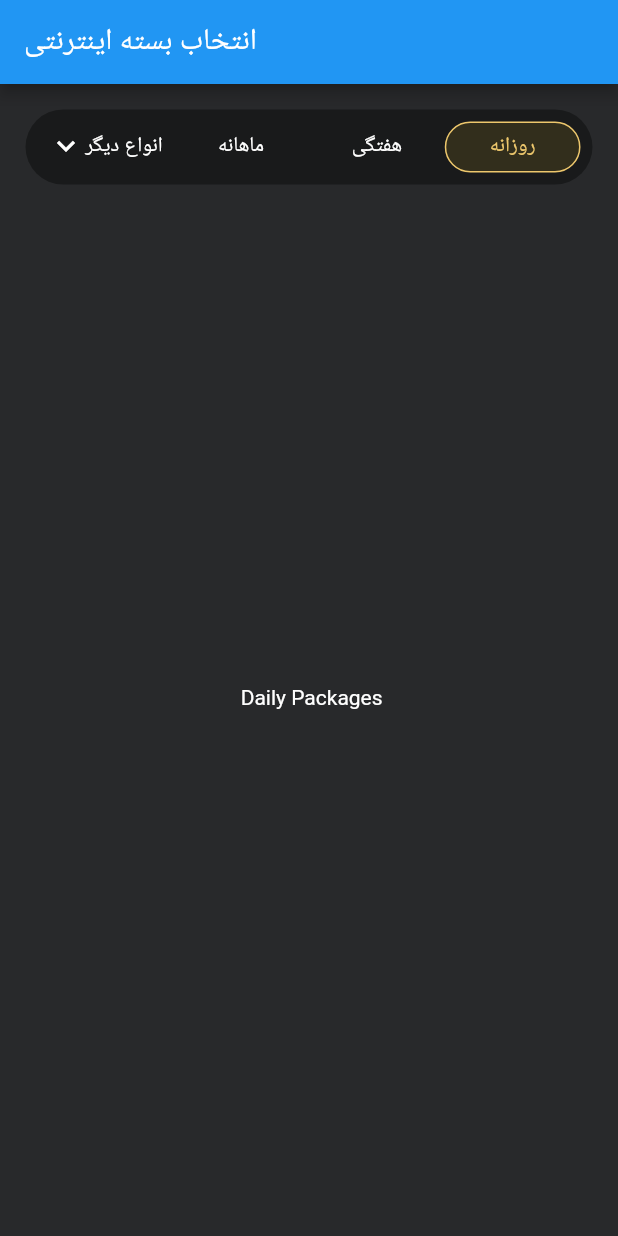
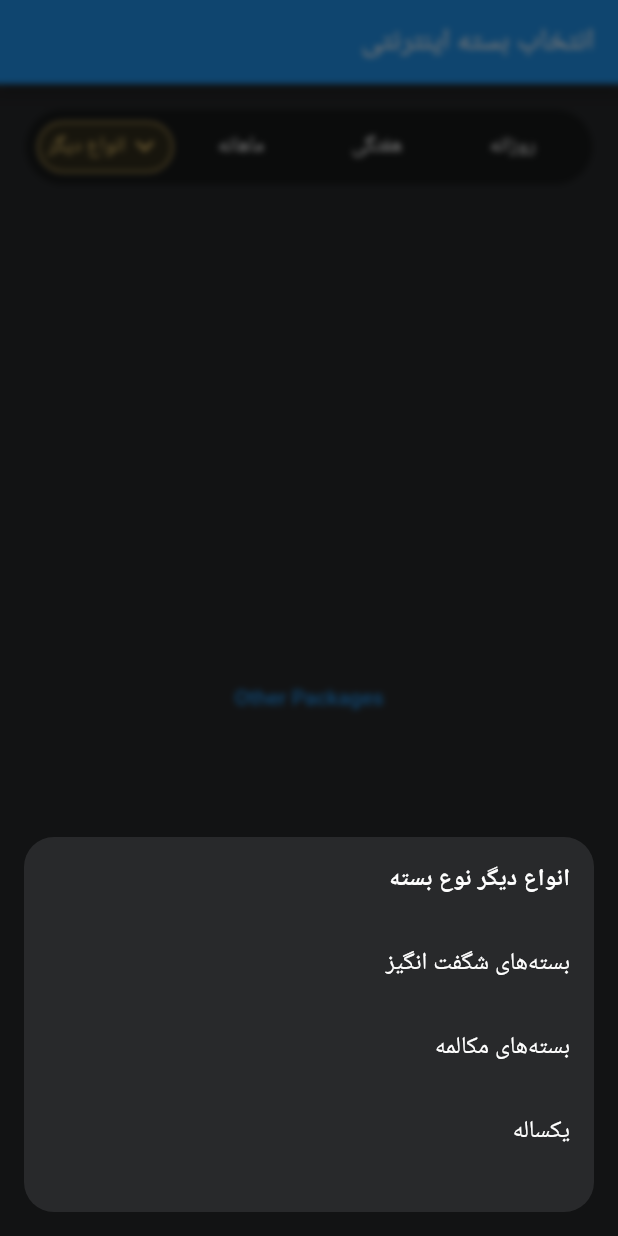
Before and after one commit to maryambehzi/flutterWidgets, a Flutter app: the screen it shows after launch, tab 4 chosen, on a phone screen of 412 x 824 dp. Run offline on Flutter 3.47's test engine with Material 2 defaults, Android fonts, the phone set to English and light mode, and no system bars.

Commit message:
adding bottom sheet dialog

```diff
--- /dev/null
+++ b/lib/OtherPackagesDialog.dart
@@ -0,0 +1,76 @@
+import 'package:flutter/material.dart';
+import 'dart:ui';
+
+class OtherPackagesDialog extends StatefulWidget {
+  const OtherPackagesDialog({Key? key}) : super(key: key);
+
+  @override
+  State<OtherPackagesDialog> createState() => _OtherPackagesDialogState();
+}
+
+class _OtherPackagesDialogState extends State<OtherPackagesDialog> {
+
+  @override
+  void initState() {
+    super.initState();
+    WidgetsBinding.instance.addPostFrameCallback((_) {
+      showBottomSheet();
+    });
+  }
+
+  @override
+  Widget build(BuildContext context) {
+    return Center(
+      child: TextButton(
+        child: Visibility(
+          visible: true,
+          child: Text('Other Packages'),
+        ),
+        onPressed: () {
+          showBottomSheet();
+        },
+      ),
+    );
+  }
+
+  void showBottomSheet() => showModalBottomSheet(
+      context: context,
+      backgroundColor: Colors.transparent,
+      builder: (context) => BackdropFilter(
+        filter: ImageFilter.blur(sigmaX: 2, sigmaY: 2),
+        child: Padding(
+          padding: const EdgeInsets.all(16.0),
+          child: Directionality(
+            textDirection: TextDirection.rtl,
+            child: Container(
+                height:250,
+              decoration: BoxDecoration(
+                color: Color(0xFF28292B),
+                borderRadius: BorderRadius.circular(20.0),
+              ),
+              child: Column(
+                children: [
+                  ListTile(
+                    title: Text('انواع دیگر نوع بسته', style: TextStyle(color: Colors.white, fontWeight: FontWeight.w600 ),),
+                  ),
+                  ListTile(
+                    title: Text('بسته‌های شگفت انگیز', style: TextStyle(color: Colors.white),),
+                    onTap: () {},
+                  ),
+                  ListTile(
+                    title: Text('بسته‌های مکالمه', style: TextStyle(color: Colors.white),),
+                    onTap: () {},
+                  ),
+                  ListTile(
+                    title: Text('یکساله', style: TextStyle(color: Colors.white),),
+                    onTap: () {},
+                  ),
+                ],
+              ),
+            ),
+          ),
+        ),
+      )
+  );
+
+}
--- a/lib/main.dart
+++ b/lib/main.dart
@@ -1,5 +1,6 @@
 import 'package:flutter/material.dart';
 import 'DailyPackages.dart';
+import 'OtherPackagesDialog.dart';
 
 void main() {
   runApp(const MyApp());
@@ -12,11 +13,15 @@ class MyApp extends StatelessWidget {
   @override
   Widget build(BuildContext context) {
     return MaterialApp(
+      debugShowCheckedModeBanner: false,
       title: 'Flutter Demo',
       theme: ThemeData(
         primarySwatch: Colors.blue,
       ),
-      home: MyHomePage(),
+      home:Directionality(
+        textDirection: TextDirection.rtl,
+        child: MyHomePage(),
+      ),
     );
   }
 }
@@ -64,7 +69,9 @@ class _MyHomePageState extends State<MyHomePage> {
                     labelColor: Color(0xFFEDC76C),
                     unselectedLabelColor: Colors.white,
                     tabs: [
-
+                      Tab(text: 'روزانه',),
+                      Tab(text: 'هفتگی',),
+                      Tab(text: 'ماهانه',),
                       Tab(
                         child: Row(
                           mainAxisSize: MainAxisSize.min,
@@ -76,19 +83,16 @@ class _MyHomePageState extends State<MyHomePage> {
                           ],
                         ),
                       ),
-                      Tab(text: 'ماهانه',),
-                      Tab(text: 'هفتگی',),
-                      Tab(text: 'روزانه',),
                     ],
                   ),
                 ) ,
               ),
               const Expanded(child: TabBarView(
                 children: [
-                  Center(child: Text('Other Packages', style: TextStyle(color: Colors.white),),),
+                  DailyPackages(),
+                  Center(child: Text('Weekly Packages', style: TextStyle(color: Colors.white),),),
                   Center(child: Text('Monthly Packages', style: TextStyle(color: Colors.white),),),
-                  Center(child: Text('Weekly Packages', style: TextStyle(color: Colors.white),),),
-                  DailyPackages(),
+                  OtherPackagesDialog(),
                 ],
               ))
             ],
```
